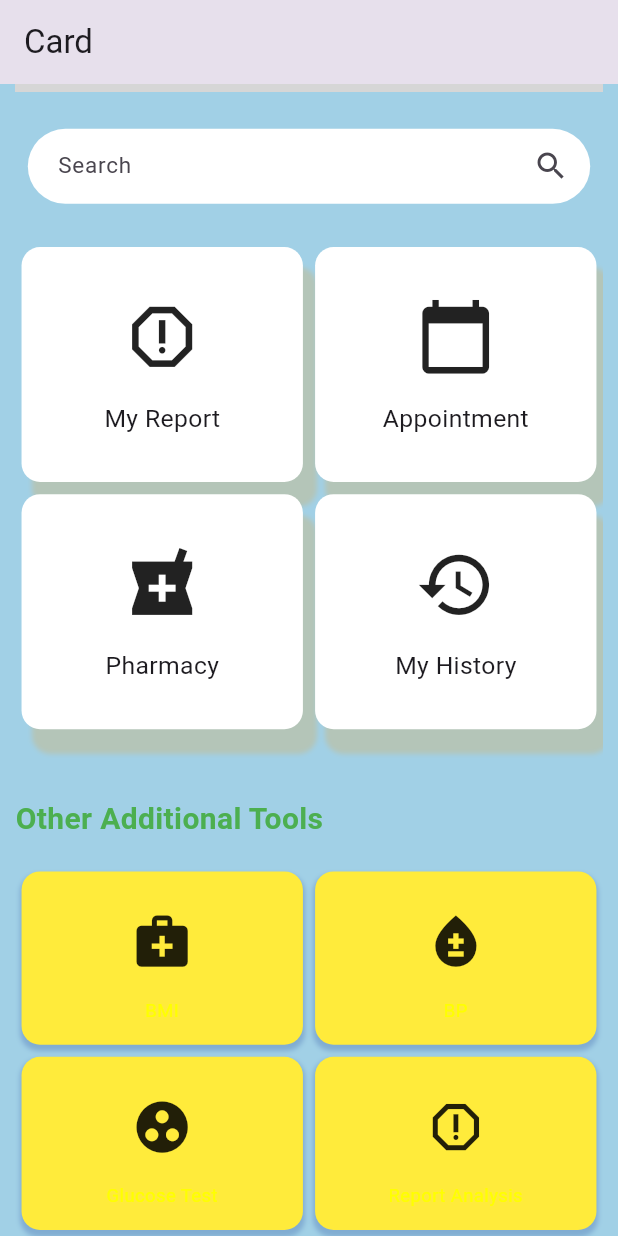
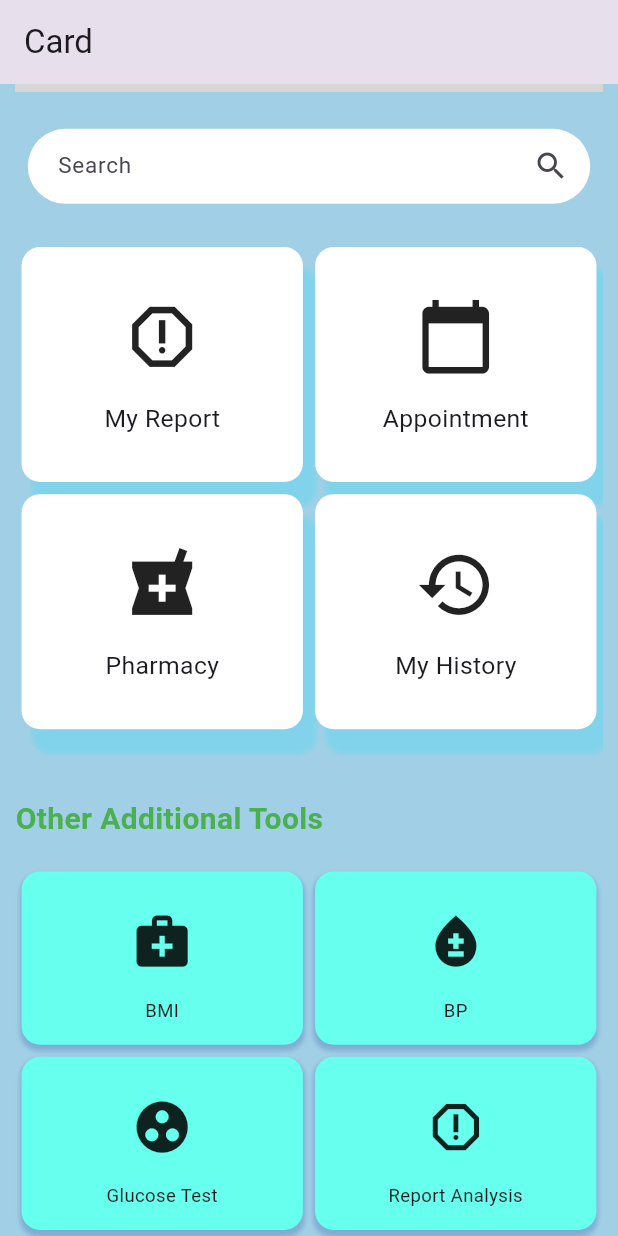
Before and after one commit to MuhammadYousufbhimla/FrirstApp, a Flutter app: the screen it shows after launch, scrolled down 215 dp, on a phone screen of 412 x 824 dp. Run offline on Flutter 3.47's test engine with Material 3 defaults, Android fonts, the phone set to English and light mode, and no system bars; drawn by our look-alikes of carousel_slider; network calls fail; grey boxes are pictures that could not be loaded.

Commit message:
New page add

```diff
--- a/lib/MDcard.dart
+++ b/lib/MDcard.dart
@@ -172,7 +172,7 @@ class _MdcardState extends State<Mdcard> {
                             context,
                             Additionalicon[index],
                             Additionaltitle[index],
-                            Colors.yellow)),
+                            const Color.fromARGB(255, 103, 255, 237))),
                   );
                 }),
           ],
@@ -201,7 +201,7 @@ Widget containericon(context, iconname, icontext, backgroundcolor) {
           Radius.circular(MediaQuery.of(context).size.width * 0.03)),
       boxShadow: [
         BoxShadow(
-          color: Colors.orange.withOpacity(0.2),
+          color: const Color.fromARGB(255, 0, 225, 255).withOpacity(0.2),
           spreadRadius: 1,
           blurRadius: 2,
           offset: Offset(8, 15), // changes position of shadow
@@ -271,7 +271,7 @@ Widget containericonsmall(context, iconname, icontext, backgroundcolor) {
           child: Text(
             icontext,
             style: TextStyle(
-              color: Constants.yellowAccent,
+             /// color: Constants.yellowAccent,
                 fontSize: MediaQuery.of(context).size.width * 0.03),
             textAlign: TextAlign.center,
           ),
```
Also changed, not shown: lib/Signup.dart (+7 -3 lines).
